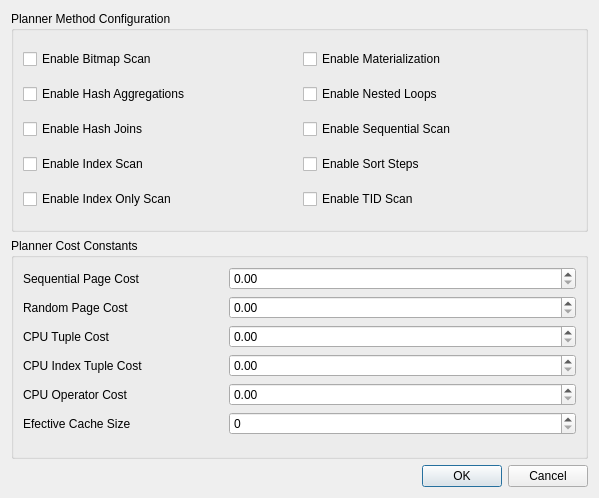
Old version of the form GUI/pgdbatool/dlgplanmethods.ui in the repository marcotcal/PG-DBA-Tools.
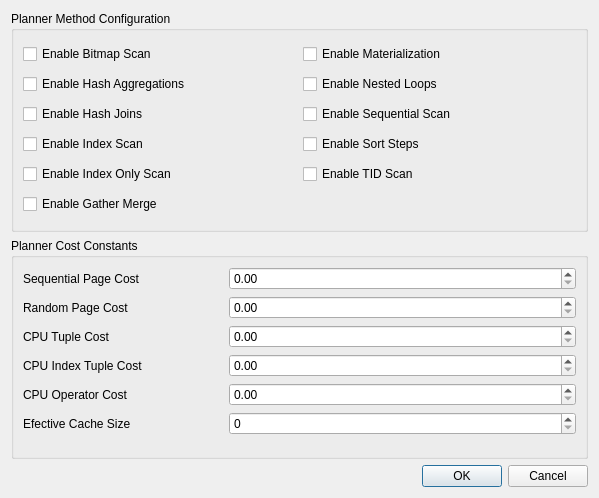
New version of the form.

The edit to the form file:
```diff
--- a/GUI/pgdbatool/dlgplanmethods.ui
+++ b/GUI/pgdbatool/dlgplanmethods.ui
@@ -90,6 +90,13 @@
         </property>
        </widget>
       </item>
+      <item row="5" column="0">
+       <widget class="QCheckBox" name="ck_gather_merge">
+        <property name="text">
+         <string>Enable Gather Merge</string>
+        </property>
+       </widget>
+      </item>
      </layout>
     </widget>
    </item>
```
